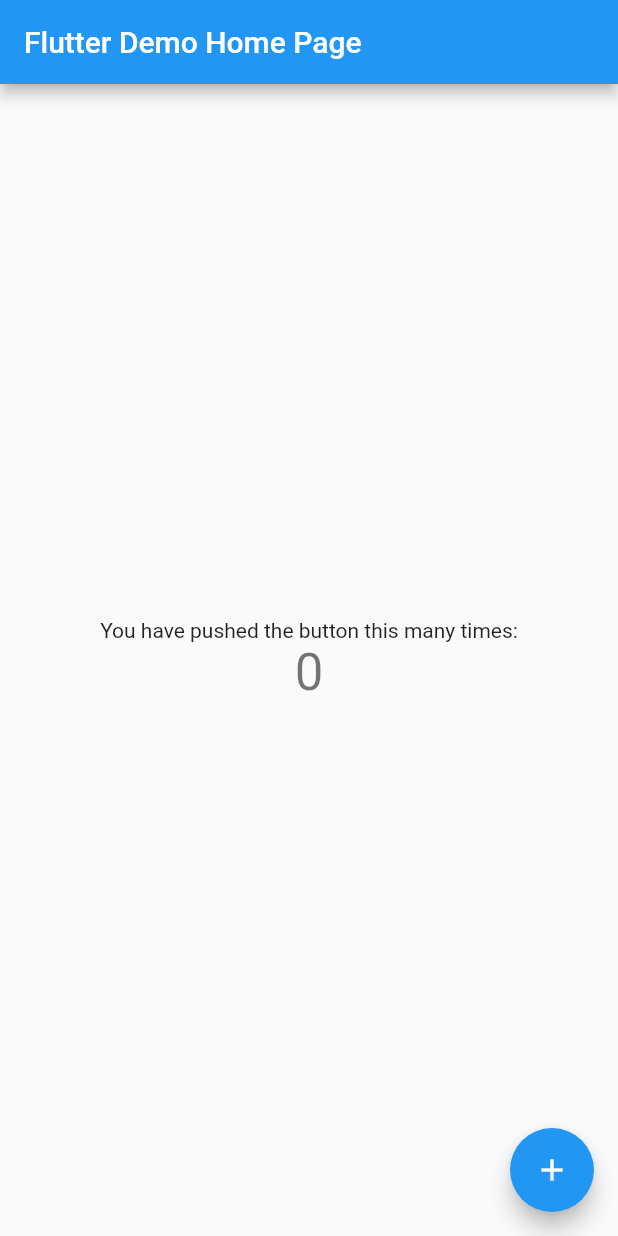
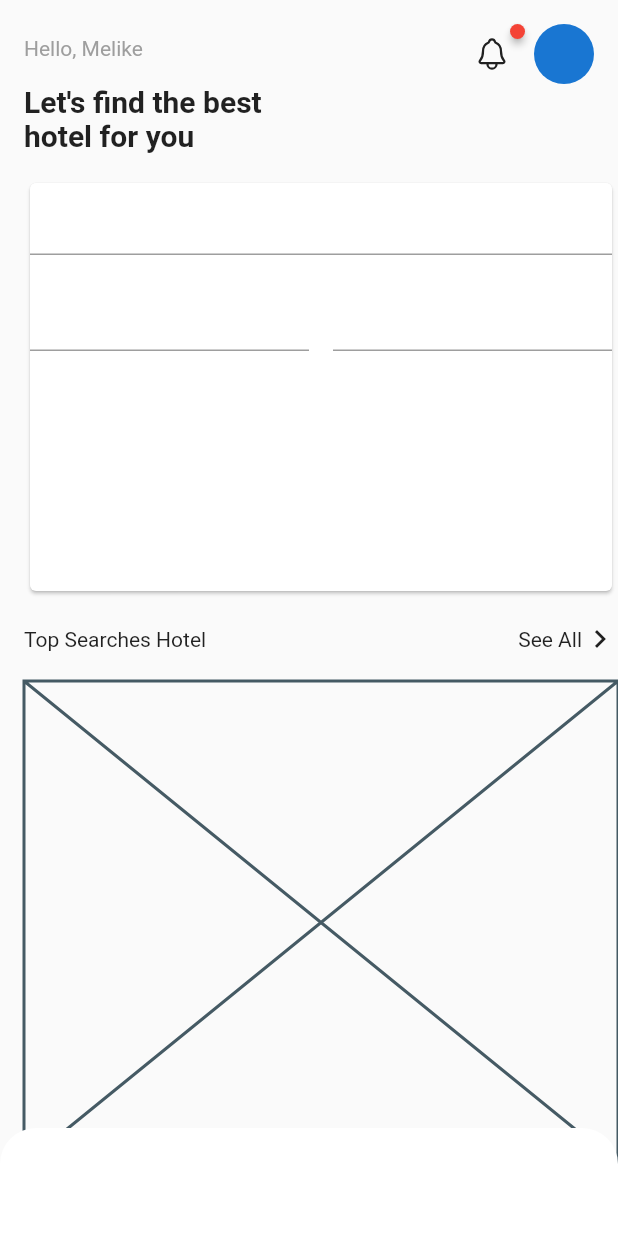
Before and after one commit to melikeecev/flutter_ui_practices, a Flutter app: the screen it shows after launch, on a phone screen of 412 x 824 dp. Run offline on Flutter 3.47's test engine with Material 2 defaults, Android fonts, the phone set to English and light mode, and no system bars; drawn by our look-alikes of badges; our stand-ins replace ionicons.

Commit message:
the outline of the booking homepage

```diff
--- /dev/null
+++ b/lib/hotel_booking_app/booking_home_page.dart
@@ -0,0 +1,126 @@
+import 'package:badges/badges.dart';
+import 'package:flutter/material.dart';
+import 'package:ionicons/ionicons.dart';
+
+class BookingHomePage extends StatefulWidget {
+  const BookingHomePage({Key? key}) : super(key: key);
+
+  @override
+  State<BookingHomePage> createState() => _BookingHomePageState();
+}
+
+class _BookingHomePageState extends State<BookingHomePage> {
+  @override
+  Widget build(BuildContext context) {
+    return Scaffold(
+      body: SafeArea(
+        child: Stack(
+          children: [
+            Positioned(
+              left: 16,
+              right: 0,
+              bottom: 48,
+              top: 24,
+              child: Column(
+                crossAxisAlignment: CrossAxisAlignment.start,
+                children: [
+                  const Text(
+                    'Hello, Melike',
+                    style: TextStyle(
+                      color: Colors.grey,
+                    ),
+                  ),
+                  SizedBox(height: 16,),
+                  const Text(
+                    'Let\'s find the best\nhotel for you',
+                    style: TextStyle(
+                      fontWeight: FontWeight.bold,
+                      fontSize: 20
+                    ),
+                  ), //switch to using rich text
+
+                  Padding(
+                    padding: EdgeInsets.symmetric(vertical: 16),
+                    child: SizedBox(
+                      height: 280,
+                      child: Card(
+                        child: Column(
+                          children: [
+                            Container(
+                              child: TextField(
+
+                              ),
+                            ),
+                            SizedBox(height: 16,),
+                            Row(
+                              children: [
+                                Expanded(
+                                  child: Container(
+                                    child: TextField(),
+                                  ),
+                                ),
+                                SizedBox(width: 16,),
+                                Expanded(
+                                  child: Container(
+                                    child: TextField(),
+                                  ),
+                                ),
+                              ],
+                            ),
+                            SizedBox(height: 16,),
+                          ],
+                        ),
+                      ),
+                    ),
+                  ),
+                  Row(
+                    children: [
+                      Text('Top Searches Hotel'),
+                      Spacer(),
+                      Text('See All'),
+                      Icon(Icons.keyboard_arrow_right),
+                    ],
+                  ),
+                  SizedBox(
+                    height: 16,
+                  ),
+                  Expanded(child: Placeholder()),
+                ],
+              ),
+            ),
+            Positioned(
+              bottom: 0,
+              left: 0,
+              right: 0,
+              child: Container(
+                height: 72,
+                decoration: const BoxDecoration(
+                  color: Colors.white,
+                  borderRadius: BorderRadius.only(
+                    topLeft: Radius.circular(24),
+                    topRight: Radius.circular(24),
+                  )
+                ),
+              ),
+            ),
+            Positioned(
+              right: 16,
+              top: 16,
+              child: Row(
+                children: [
+                  Badge(
+                    child: Icon(Ionicons.notifications_outline),
+                  ),
+                  SizedBox(
+                    width: 16,
+                  ),
+                  CircleAvatar(),
+                ],
+              ),
+            ),
+          ],
+        ),
+      ),
+    );
+  }
+}
--- a/lib/main.dart
+++ b/lib/main.dart
@@ -1,4 +1,5 @@
 import 'package:flutter/material.dart';
+import 'package:ui_practices/hotel_booking_app/booking_home_page.dart';
 
 void main() {
   runApp(const MyApp());
@@ -7,109 +8,15 @@
 class MyApp extends StatelessWidget {
   const MyApp({Key? key}) : super(key: key);
 
-  // This widget is the root of your application.
   @override
   Widget build(BuildContext context) {
     return MaterialApp(
-      title: 'Flutter Demo',
+      debugShowCheckedModeBanner: false,
+      title: 'Flutter UIs',
       theme: ThemeData(
-        // This is the theme of your application.
-        //
-        // Try running your application with "flutter run". You'll see the
-        // application has a blue toolbar. Then, without quitting the app, try
-        // changing the primarySwatch below to Colors.green and then invoke
-        // "hot reload" (press "r" in the console where you ran "flutter run",
-        // or simply save your changes to "hot reload" in a Flutter IDE).
-        // Notice that the counter didn't reset back to zero; the application
-        // is not restarted.
         primarySwatch: Colors.blue,
       ),
-      home: const MyHomePage(title: 'Flutter Demo Home Page'),
+      home:  BookingHomePage(),
     );
   }
 }
-
-class MyHomePage extends StatefulWidget {
-  const MyHomePage({Key? key, required this.title}) : super(key: key);
-
-  // This widget is the home page of your application. It is stateful, meaning
-  // that it has a State object (defined below) that contains fields that affect
-  // how it looks.
-
-  // This class is the configuration for the state. It holds the values (in this
-  // case the title) provided by the parent (in this case the App widget) and
-  // used by the build method of the State. Fields in a Widget subclass are
-  // always marked "final".
-
-  final String title;
-
-  @override
-  State<MyHomePage> createState() => _MyHomePageState();
-}
-
-class _MyHomePageState extends State<MyHomePage> {
-  int _counter = 0;
-
-  void _incrementCounter() {
-    setState(() {
-      // This call to setState tells the Flutter framework that something has
-      // changed in this State, which causes it to rerun the build method below
-      // so that the display can reflect the updated values. If we changed
-      // _counter without calling setState(), then the build method would not be
-      // called again, and so nothing would appear to happen.
-      _counter++;
-    });
-  }
-
-  @override
-  Widget build(BuildContext context) {
-    // This method is rerun every time setState is called, for instance as done
-    // by the _incrementCounter method above.
-    //
-    // The Flutter framework has been optimized to make rerunning build methods
-    // fast, so that you can just rebuild anything that needs updating rather
-    // than having to individually change instances of widgets.
-    return Scaffold(
-      appBar: AppBar(
-        // Here we take the value from the MyHomePage object that was created by
-        // the App.build method, and use it to set our appbar title.
-        title: Text(widget.title),
-      ),
-      body: Center(
-        // Center is a layout widget. It takes a single child and positions it
-        // in the middle of the parent.
-        child: Column(
-          // Column is also a layout widget. It takes a list of children and
-          // arranges them vertically. By default, it sizes itself to fit its
-          // children horizontally, and tries to be as tall as its parent.
-          //
-          // Invoke "debug painting" (press "p" in the console, choose the
-          // "Toggle Debug Paint" action from the Flutter Inspector in Android
-          // Studio, or the "Toggle Debug Paint" command in Visual Studio Code)
-          // to see the wireframe for each widget.
-          //
-          // Column has various properties to control how it sizes itself and
-          // how it positions its children. Here we use mainAxisAlignment to
-          // center the children vertically; the main axis here is the vertical
-          // axis because Columns are vertical (the cross axis would be
-          // horizontal).
-          mainAxisAlignment: MainAxisAlignment.center,
-          children: <Widget>[
-            const Text(
-              'You have pushed the button this many times:',
-            ),
-            Text(
-              '$_counter',
-              style: Theme.of(context).textTheme.headline4,
-            ),
-          ],
-        ),
-      ),
-      floatingActionButton: FloatingActionButton(
-        onPressed: _incrementCounter,
-        tooltip: 'Increment',
-        child: const Icon(Icons.add),
-      ), // This trailing comma makes auto-formatting nicer for build methods.
-    );
-  }
-}
```
Also changed, not shown: pubspec.yaml (+2 -18 lines), pubspec.lock, 1 other file.
